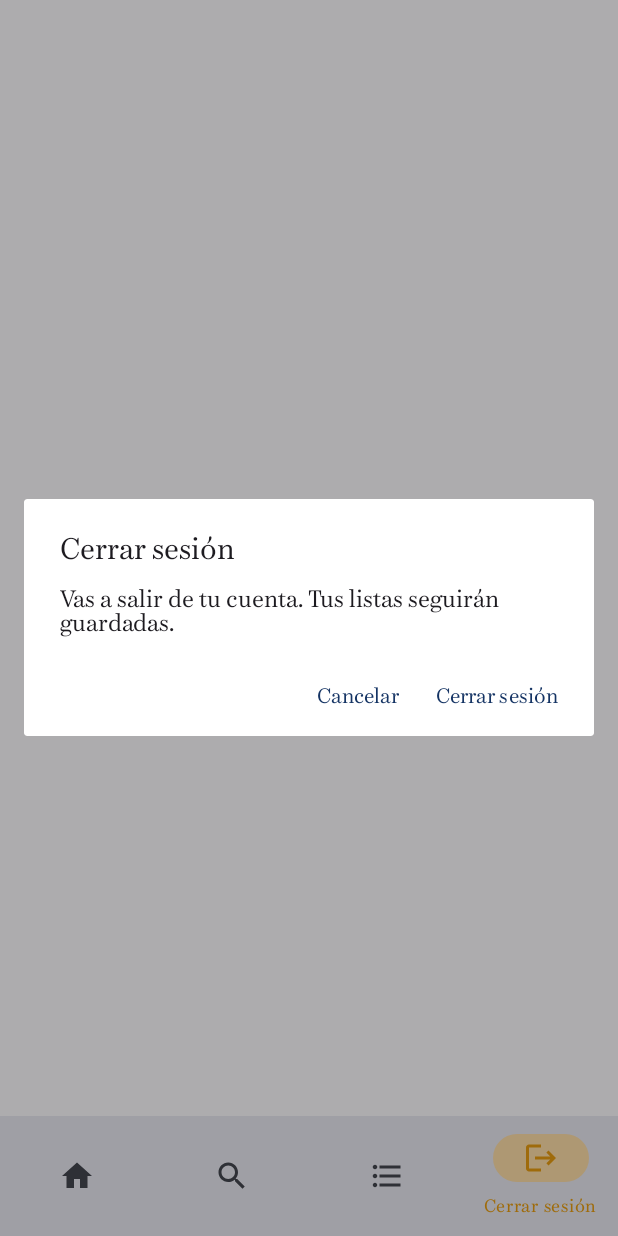
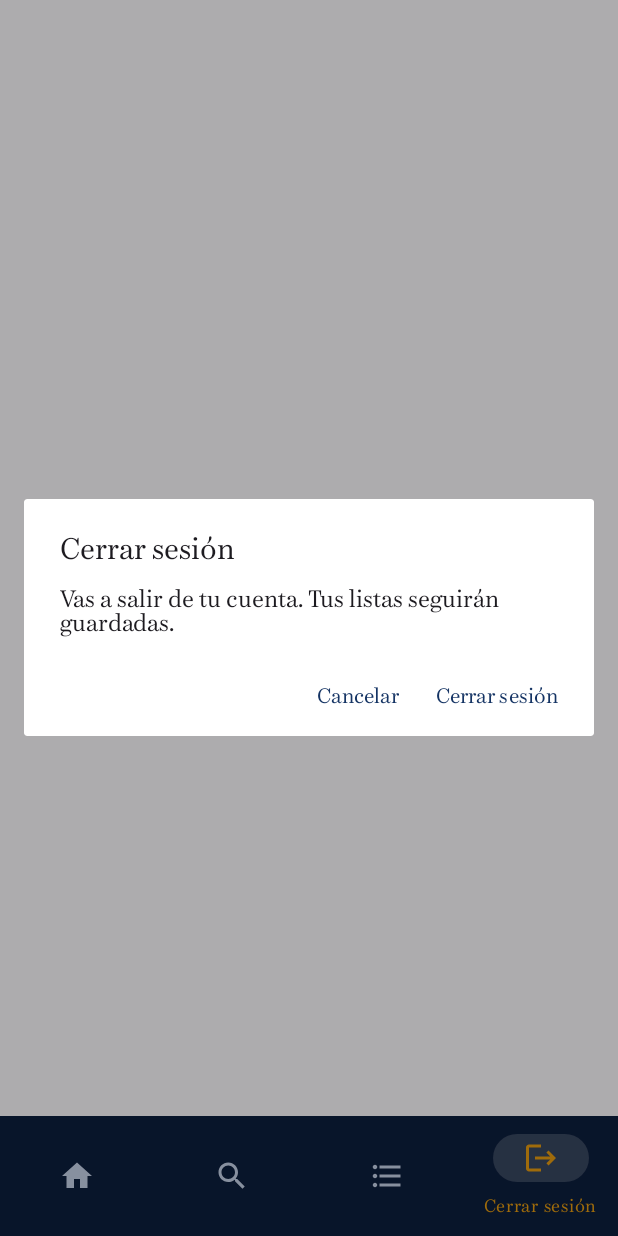
Before and after one commit to jesus33lcc/NewGoodBook, an Android app: the screen it shows after launch once a user with an empty profile is signed in (Principal), item 4 of the bottom bar chosen, on a phone screen of 412 x 824 dp. Run offline under Robolectric (Android 15) with nearby library versions, the phone set to English and light mode, and no system bars; our stand-ins replace Firebase (no records; nobody signed in at launch, a user with empty details on screens opened directly), Picasso, navigation-ui; 3 statements that could not run were skipped.

Commit message:
Barra de navegación sobre fondo marino
El fondo de la barra inferior pasa a azul marino. El indicador del elemento activo se aclara para mantener el contraste.

```diff
--- a/NewGoodBook_Project/app/src/main/res/color/nav_item_tint.xml
+++ b/NewGoodBook_Project/app/src/main/res/color/nav_item_tint.xml
@@ -1,7 +1,6 @@
 <?xml version="1.0" encoding="utf-8"?>
-<!-- Item activo en dorado (color de marca); el resto sigue al tema, asi que se ve
-     bien tanto en claro como en oscuro sin definir dos selectores. -->
+<!-- Elemento activo en dorado; el resto en azul claro. -->
 <selector xmlns:android="http://schemas.android.com/apk/res/android">
     <item android:color="@color/md_tertiary" android:state_checked="true" />
-    <item android:color="?attr/colorOnSurfaceVariant" />
+    <item android:color="@color/hero_meta" />
 </selector>
--- a/NewGoodBook_Project/app/src/main/res/values-night/colors.xml
+++ b/NewGoodBook_Project/app/src/main/res/values-night/colors.xml
@@ -35,4 +35,7 @@
 
     <color name="md_error">#FFB4AB</color>
     <color name="md_on_error">#690005</color>
+
+    <!-- Indicador del elemento activo de la barra de navegación. -->
+    <color name="nav_indicador">#2EFFFFFF</color>
 </resources>
--- a/NewGoodBook_Project/app/src/main/res/values/colors.xml
+++ b/NewGoodBook_Project/app/src/main/res/values/colors.xml
@@ -42,12 +42,14 @@
     <color name="md_on_surface_variant">#44464F</color>
     <color name="md_outline">#757780</color>
 
-    <!-- Fondo del bloque de portada. Se queda oscuro TAMBIEN en tema claro, a proposito:
-         las portadas destacan sobre fondo oscuro igual que en la estanteria de una libreria. -->
+    <!-- Fondo del bloque de portada y de la barra de navegación. -->
     <color name="hero_fondo">#0C1E3D</color>
     <color name="hero_texto">#FFFFFF</color>
     <color name="hero_meta">#C6D2E8</color>
 
     <color name="md_error">#BA1A1A</color>
     <color name="md_on_error">#FFFFFF</color>
+
+    <!-- Indicador del elemento activo de la barra de navegación. -->
+    <color name="nav_indicador">#2EFFFFFF</color>
 </resources>
--- a/NewGoodBook_Project/app/src/main/res/values/themes.xml
+++ b/NewGoodBook_Project/app/src/main/res/values/themes.xml
@@ -40,11 +40,17 @@
 
     <style name="Theme.NewGoodBooks" parent="Base.Theme.NewGoodBooks" />
 
-    <!-- Barra inferior: el dorado marca el item activo, el resto sigue al tema -->
+    <!-- Barra de navegación inferior. -->
     <style name="AppBottomNavigationView" parent="Widget.Material3.BottomNavigationView">
-        <item name="android:background">?attr/colorSurface</item>
+        <item name="android:background">@color/hero_fondo</item>
         <item name="itemIconTint">@color/nav_item_tint</item>
         <item name="itemTextColor">@color/nav_item_tint</item>
+        <item name="itemActiveIndicatorStyle">@style/IndicadorNav</item>
+    </style>
+
+    <!-- Indicador del elemento activo. -->
+    <style name="IndicadorNav" parent="Widget.Material3.BottomNavigationView.ActiveIndicator">
+        <item name="android:color">@color/nav_indicador</item>
     </style>
 
 
```
